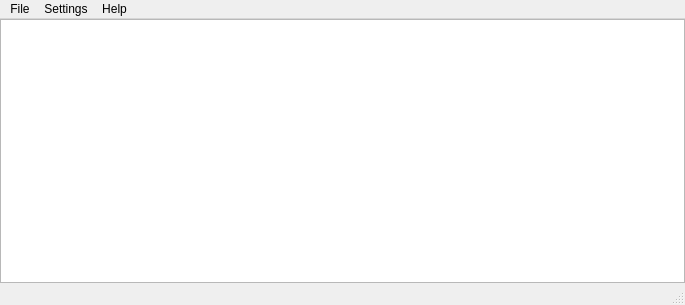
Qt form gui/main.ui (IceflowRE/mp3monitoring) before a commit.
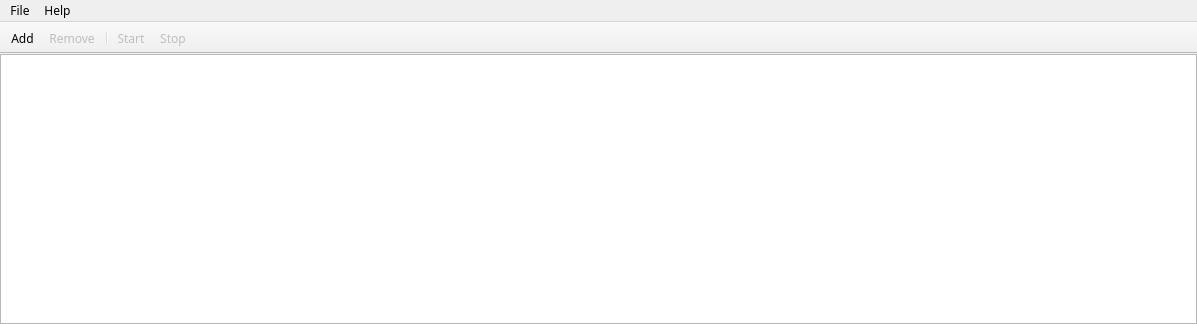
The same form after that commit. Icons and pictures are not drawn.

What changed in the file:
```diff
--- a/gui/main.ui
+++ b/gui/main.ui
@@ -9,13 +9,13 @@
    <rect>
     <x>0</x>
     <y>0</y>
-    <width>685</width>
-    <height>305</height>
+    <width>1197</width>
+    <height>324</height>
    </rect>
   </property>
   <property name="font">
    <font>
-    <family>Noto Sans UI</family>
+    <family>Noto Sans</family>
    </font>
   </property>
   <property name="windowTitle">
@@ -31,7 +31,7 @@
     <height>512</height>
    </size>
   </property>
-  <widget class="QWidget" name="centralWidget">
+  <widget class="QWidget" name="central_widget">
    <property name="cursor">
     <cursorShape>ArrowCursor</cursorShape>
    </property>
@@ -52,10 +52,10 @@
      <number>0</number>
     </property>
     <item row="0" column="0">
-     <widget class="QTableView" name="monitorTableView">
+     <widget class="QTableView" name="monitor_table_view">
       <property name="font">
        <font>
-        <family>Noto Sans UI</family>
+        <family>Noto Sans</family>
        </font>
       </property>
       <property name="focusPolicy">
@@ -83,7 +83,7 @@
        <enum>QAbstractItemView::SingleSelection</enum>
       </property>
       <property name="selectionBehavior">
-       <enum>QAbstractItemView::SelectItems</enum>
+       <enum>QAbstractItemView::SelectRows</enum>
       </property>
       <property name="gridStyle">
        <enum>Qt::SolidLine</enum>
@@ -104,109 +104,129 @@
     </item>
    </layout>
   </widget>
-  <widget class="QMenuBar" name="menuBar">
+  <widget class="QMenuBar" name="menu_bar">
    <property name="geometry">
     <rect>
      <x>0</x>
      <y>0</y>
-     <width>685</width>
-     <height>23</height>
+     <width>1197</width>
+     <height>26</height>
     </rect>
    </property>
    <property name="font">
     <font>
-     <family>Noto Sans UI</family>
+     <family>Noto Sans</family>
     </font>
    </property>
-   <widget class="QMenu" name="menuFile">
+   <widget class="QMenu" name="menu_file">
     <property name="title">
      <string>File</string>
     </property>
-    <addaction name="actionAdd"/>
+    <addaction name="action_add_job"/>
     <addaction name="separator"/>
-    <addaction name="actionExit"/>
+    <addaction name="action_exit"/>
    </widget>
-   <widget class="QMenu" name="menuHelp">
+   <widget class="QMenu" name="menu_help">
     <property name="title">
      <string>Help</string>
     </property>
-    <addaction name="actionCheckForUpdates"/>
-    <addaction name="actionAbout"/>
+    <addaction name="action_about"/>
    </widget>
-   <widget class="QMenu" name="menuSettings">
-    <property name="title">
-     <string>Settings</string>
-    </property>
-    <addaction name="actionSettings"/>
-   </widget>
-   <addaction name="menuFile"/>
-   <addaction name="menuSettings"/>
-   <addaction name="menuHelp"/>
+   <addaction name="menu_file"/>
+   <addaction name="menu_help"/>
   </widget>
-  <widget class="QStatusBar" name="statusBar">
-   <property name="font">
-    <font>
-     <family>Noto Sans UI</family>
-    </font>
+  <widget class="QToolBar" name="tool_bar">
+   <property name="enabled">
+    <bool>true</bool>
    </property>
+   <property name="windowTitle">
+    <string>toolBar</string>
+   </property>
+   <property name="movable">
+    <bool>false</bool>
+   </property>
+   <property name="toolButtonStyle">
+    <enum>Qt::ToolButtonIconOnly</enum>
+   </property>
+   <attribute name="toolBarArea">
+    <enum>TopToolBarArea</enum>
+   </attribute>
+   <attribute name="toolBarBreak">
+    <bool>false</bool>
+   </attribute>
+   <addaction name="action_add_job"/>
+   <addaction name="action_remove_job"/>
+   <addaction name="separator"/>
+   <addaction name="action_start_job"/>
+   <addaction name="action_stop_job"/>
   </widget>
-  <action name="actionAdd">
+  <action name="action_add_job">
    <property name="text">
-    <string>&amp;Add...</string>
+    <string>Add...</string>
    </property>
    <property name="toolTip">
-    <string>Add a directory</string>
+    <string>Add a new job</string>
    </property>
    <property name="font">
     <font>
-     <family>Noto Sans UI</family>
+     <family>Noto Sans</family>
     </font>
    </property>
-   <property name="shortcut">
-    <string>Ctrl+A</string>
-   </property>
   </action>
-  <action name="actionExit">
+  <action name="action_exit">
    <property name="text">
     <string>&amp;Exit</string>
    </property>
    <property name="font">
     <font>
-     <family>Noto Sans UI</family>
+     <family>Noto Sans</family>
     </font>
    </property>
    <property name="shortcut">
     <string>Ctrl+E</string>
    </property>
   </action>
-  <action name="actionAbout">
+  <action name="action_about">
    <property name="text">
     <string>About</string>
    </property>
    <property name="font">
     <font>
-     <family>Noto Sans UI</family>
+     <family>Noto Sans</family>
     </font>
    </property>
   </action>
-  <action name="actionCheckForUpdates">
+  <action name="action_remove_job">
+   <property name="enabled">
+    <bool>false</bool>
+   </property>
    <property name="text">
-    <string>Check for updates...</string>
+    <string>Remove</string>
    </property>
-   <property name="font">
-    <font>
-     <family>Noto Sans UI</family>
-    </font>
+   <property name="toolTip">
+    <string>Remove selected job</string>
    </property>
   </action>
-  <action name="actionSettings">
+  <action name="action_start_job">
+   <property name="enabled">
+    <bool>false</bool>
+   </property>
    <property name="text">
-    <string>Settings</string>
+    <string>Start</string>
    </property>
-   <property name="font">
-    <font>
-     <family>Noto Sans UI</family>
-    </font>
+   <property name="toolTip">
+    <string>Start selected job</string>
+   </property>
+  </action>
+  <action name="action_stop_job">
+   <property name="enabled">
+    <bool>false</bool>
+   </property>
+   <property name="text">
+    <string>Stop</string>
+   </property>
+   <property name="toolTip">
+    <string>Stop selected job</string>
    </property>
   </action>
  </widget>
```
